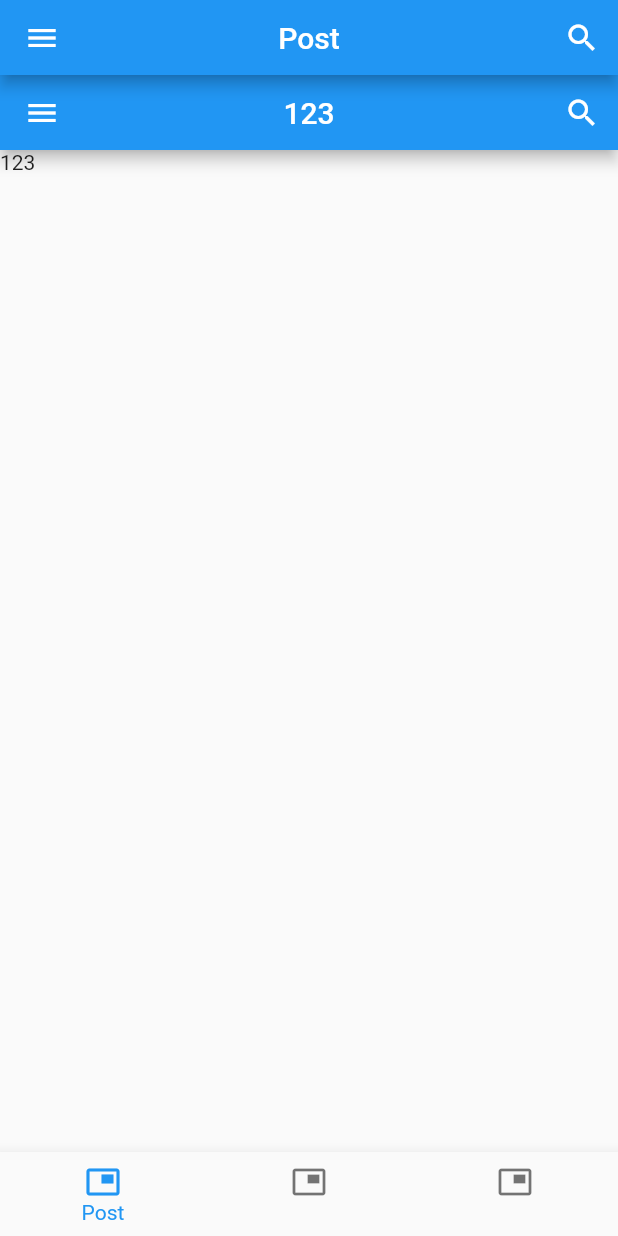
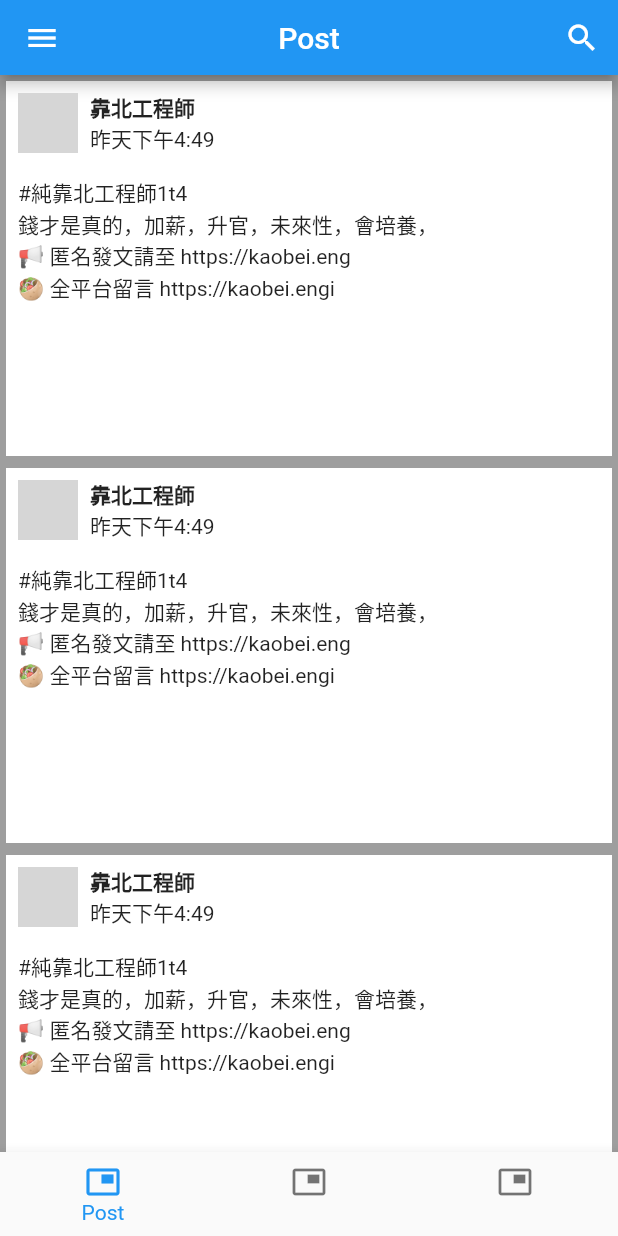
Before and after one commit to forever84721/Community, a Flutter app: the screen it shows after launch, on a phone screen of 412 x 824 dp. Run offline on Flutter 3.47's test engine with Material 2 defaults, Android fonts, the phone set to English and light mode, and no system bars; network calls fail; grey boxes are pictures that could not be loaded.

Commit message:
Add Post

```diff
--- a/lib/Pages/Index.dart
+++ b/lib/Pages/Index.dart
@@ -14,6 +14,11 @@ class _IndexState extends State<Index> {
   int _currentIndex = 0;
   List<Widget> pages = List<Widget>();
   List<NavigationBarInfo> navigationBars = [];
+  PageController pageController = PageController(
+    initialPage: 0,
+    keepPage: true,
+  );
+
   @override
   void initState() {
     super.initState();
@@ -22,6 +27,20 @@ class _IndexState extends State<Index> {
     pages.add(PostBrowsing());
     pages.add(PostBrowsing());
     pages.add(PostBrowsing());
+  }
+
+  void pageChanged(int index) {
+    setState(() {
+      _currentIndex = index;
+    });
+  }
+
+  void bottomTapped(int index) {
+    setState(() {
+      _currentIndex = index;
+      pageController.animateToPage(index,
+          duration: Duration(milliseconds: 500), curve: Curves.ease);
+    });
   }
 
   @override
@@ -49,16 +68,6 @@ class _IndexState extends State<Index> {
             ),
           );
         }).toList(),
-        // BottomNavigationBarItem(
-        //   icon: Icon(
-        //     Icons.picture_in_picture,
-        //     color: Colors.blue,
-        //   ),
-        //   title: Text(
-        //     '',
-        //     style: TextStyle(color: Colors.blue),
-        //   ),
-        // ),
         currentIndex: _currentIndex,
         onTap: (int index) {
           setState(() {
@@ -66,7 +75,13 @@ class _IndexState extends State<Index> {
           });
         },
       ),
-      body: pages[_currentIndex],
+      body: PageView(
+        controller: pageController,
+        onPageChanged: (index) {
+          pageChanged(index);
+        },
+        children: pages,
+      ),
     );
   }
 }
--- a/lib/Pages/PostBrowsing.dart
+++ b/lib/Pages/PostBrowsing.dart
@@ -1,5 +1,6 @@
+import 'package:community/Widget/Post.dart';
 import 'package:community/Widget/SearchBar.dart';
-import 'package:community/generated/i18n.dart';
+// import 'package:community/generated/i18n.dart';
 import 'package:flutter/material.dart';
 
 class PostBrowsing extends StatefulWidget {
@@ -11,8 +12,25 @@ class _PostBrowsingState extends State<PostBrowsing> {
   @override
   Widget build(BuildContext context) {
     return Scaffold(
-      appBar: SearchBar(title: "123"),
-      body: Text("123"),
+      // appBar: SearchBar(title: "123"),
+      backgroundColor: Colors.grey,
+      body: ListView(
+        // padding: const EdgeInsets.all(8.0),
+        children: <Widget>[
+          Post(),
+          Post(),
+          Post(),
+          Post(),
+          Post(),
+          Post(),
+          Post(),
+          Post(),
+          Post(),
+          Post(),
+          Post(),
+          Post(),
+        ],
+      ),
     );
   }
 }
--- /dev/null
+++ b/lib/Widget/Post.dart
@@ -0,0 +1,74 @@
+import 'package:flutter/material.dart';
+
+class Post extends StatefulWidget {
+  @override
+  _PostState createState() => _PostState();
+}
+
+class _PostState extends State<Post> {
+  @override
+  Widget build(BuildContext context) {
+    return ClipRRect(
+      borderRadius: new BorderRadius.circular(10.0),
+      child: Padding(
+        padding: const EdgeInsets.all(4),
+        child: Container(
+          height: 250,
+          color: Colors.white,
+          child: Column(
+            children: <Widget>[
+              Row(
+                children: [
+                  Column(
+                    children: [
+                      Padding(
+                        padding: const EdgeInsets.all(8.0),
+                        child: ClipRRect(
+                          borderRadius: new BorderRadius.circular(50.0),
+                          child: Image.network(
+                            "https://placem.at/places?w=40&h=40&&txtclr=0000&random=1",
+                            width: 40.0,
+                            height: 40.0,
+                          ),
+                        ),
+                      ),
+                    ],
+                  ),
+                  Column(
+                    crossAxisAlignment: CrossAxisAlignment.start,
+                    children: [
+                      Text(
+                        "靠北工程師",
+                        style: TextStyle(fontWeight: FontWeight.bold),
+                      ),
+                      Text("昨天下午4:49"),
+                    ],
+                  )
+                ],
+              ),
+              Padding(
+                padding: const EdgeInsets.all(8.0),
+                child: Row(
+                  //給爛薪水的別指望會有未來性，都給不出正常薪資了，怎會在花時間跟金錢去培養你呢?
+                  children: [
+                    Column(
+                      crossAxisAlignment: CrossAxisAlignment.start,
+                      children: [
+                        Text("#純靠北工程師1t4"),
+                        Text(
+                          "錢才是真的，加薪，升官，未來性，會培養，",
+                        ),
+                        Text("📢 匿名發文請至 https://kaobei.eng"),
+                        Text("🥙 全平台留言 https://kaobei.engi"),
+                      ],
+                    ),
+                  ],
+                ),
+              ),
+            ],
+          ),
+        ),
+      ),
+    );
+  }
+}
```
